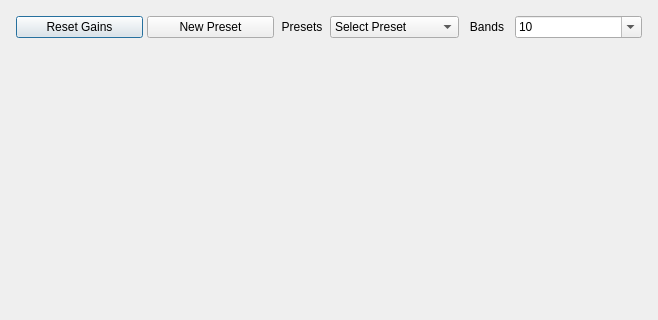
The window that src/equalizermenu/equalizermenu.ui (savannstm/revolutionary-audio-player) describes before a commit, drawn with Qt 5; both pictures show x 0 to 658 and y 0 to 320 of the 658 by 472 pixel window.
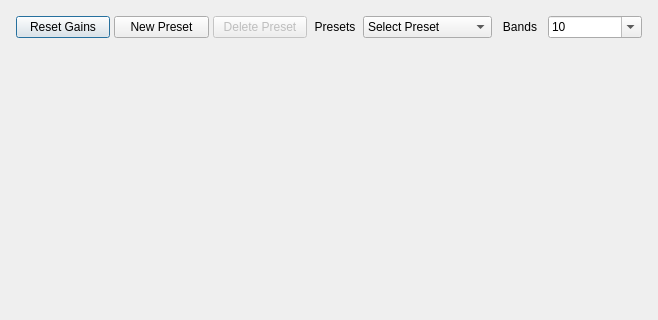
The same window after the commit.

Commit message: Implement preset deletion

Patch:
```diff
--- a/src/equalizermenu/equalizermenu.ui
+++ b/src/equalizermenu/equalizermenu.ui
@@ -79,6 +79,16 @@
         </property>
        </widget>
       </item>
+      <item>
+       <widget class="QPushButton" name="deletePresetButton">
+        <property name="enabled">
+         <bool>false</bool>
+        </property>
+        <property name="text">
+         <string>Delete Preset</string>
+        </property>
+       </widget>
+      </item>
       <item>
        <widget class="QLabel" name="presetSelectLabel">
         <property name="maximumSize">
```
The commit also changes 2 other files.
